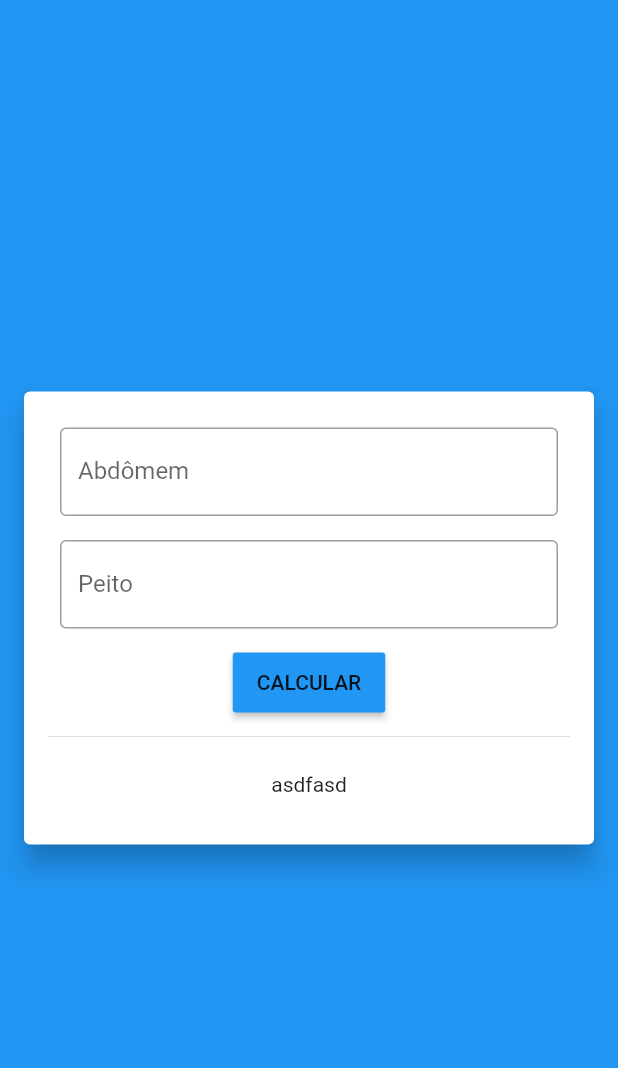
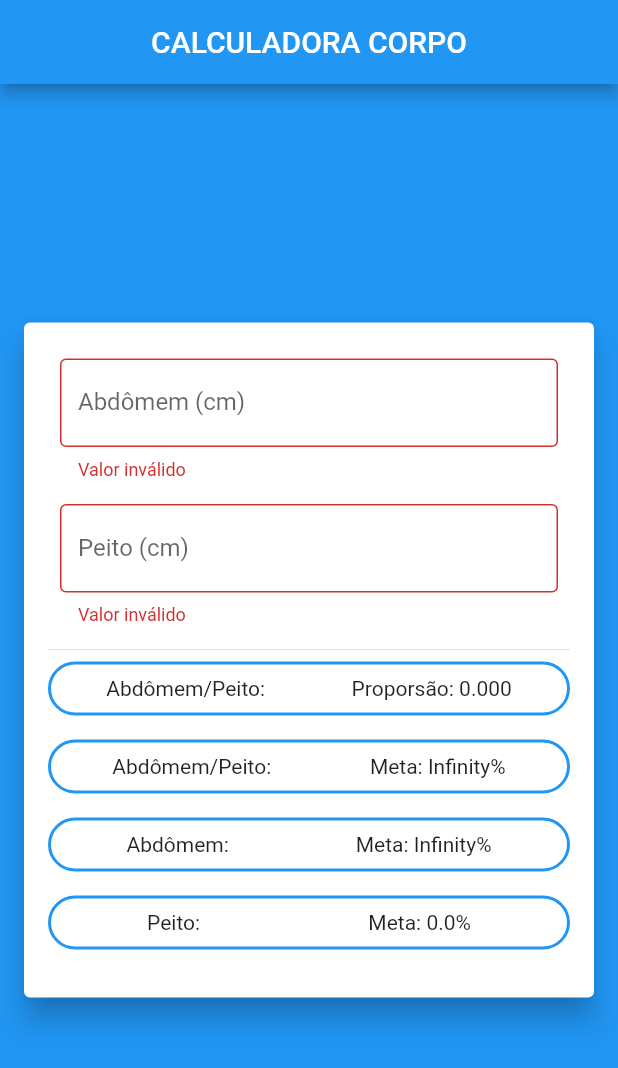
Before and after one commit to leandrorochaadm/meta_corpo, a Flutter app: the screen it shows after launch, on a phone screen of 412 x 824 dp. Shown: the top 1068 px of the screen. Run offline on Flutter 3.47's test engine with Material 2 defaults, Android fonts, the phone set to English and light mode, and no system bars; our stand-ins replace flutter_mobx, mobx; generated files the repository leaves out were written again.

Commit message:
calculando campos com mobx

```diff
--- /dev/null
+++ b/analysis_options.yaml
@@ -0,0 +1 @@
+include: package:lint/analysis_options_package.yaml
--- /dev/null
+++ b/lib/home/home_controller.dart
@@ -0,0 +1,95 @@
+import 'package:mobx/mobx.dart';
+part 'home_controller.g.dart';
+
+class HomeController = _HomeControllerBase with _$HomeController;
+
+abstract class _HomeControllerBase with Store {
+  final double meta_peito = 102.9;
+  final double meta_abdomem = 89.4;
+  final double meta_proporsao = 0.8;
+
+  @observable
+  double _abdomem = 0;
+
+  @action
+  void setAbdomem(String value) {
+    try {
+      _abdomem = double.parse(value);
+    } catch (e) {
+      _abdomem = 0;
+    }
+  }
+
+  @computed
+  bool get _abdomemIsValid {
+    if (_abdomem <= 0 || _abdomem > 200) {
+      return false;
+    }
+
+    return true;
+  }
+
+  String get abdomemError {
+    if (!_abdomemIsValid) {
+      return "Valor inválido";
+    }
+    return null;
+  }
+
+  @observable
+  double _peito = 0;
+
+  @action
+  void setPeito(String value) {
+    try {
+      _peito = double.parse(value);
+    } catch (e) {
+      _peito = 0;
+    }
+  }
+
+  @computed
+  bool get _peitoIsValid {
+    if (_peito <= 0 || _peito > 200) {
+      return false;
+    }
+    return true;
+  }
+
+  String get peitoError {
+    if (!_peitoIsValid) {
+      return "Valor inválido";
+    }
+    return null;
+  }
+
+  @computed
+  bool get isValid {
+    return _peitoIsValid && _abdomemIsValid;
+  }
+
+  @computed
+  double get _porporcao_abdomem_peito => isValid ? _abdomem / _peito : 0;
+
+  @computed
+  String get porporcao_abdomem_peito_string =>
+      "Proporsão: ${_porporcao_abdomem_peito.toStringAsFixed(3)}";
+
+  @computed
+  double get _meta_proporsao_calc =>
+      meta_proporsao / _porporcao_abdomem_peito * 100;
+
+  @computed
+  String get meta_proporsao_calc_string =>
+      "Meta: ${_meta_proporsao_calc.toStringAsFixed(1)}%";
+
+  @computed
+  String get meta_peito_calc_str {
+    return "Meta: ${(_peito / meta_peito * 100).toStringAsFixed(1)}%";
+  }
+
+  @computed
+  String get meta_abdomem_calc_str {
+    return "Meta: ${(meta_abdomem / _abdomem * 100).toStringAsFixed(1)}%";
+  }
+}
--- a/lib/home/home_page.dart
+++ b/lib/home/home_page.dart
@@ -1,16 +1,25 @@
 import 'package:flutter/material.dart';
+import 'package:flutter_mobx/flutter_mobx.dart';
+import 'package:meta_corpo/home/home_controller.dart';
 
 class HomePage extends StatelessWidget {
   const HomePage({Key key}) : super(key: key);
 
   @override
   Widget build(BuildContext context) {
+    final HomeController controller = HomeController();
+
     return Scaffold(
+      appBar: AppBar(
+        title: const Text("CALCULADORA CORPO"),
+        centerTitle: true,
+      ),
       body: Container(
         alignment: Alignment.center,
         child: SingleChildScrollView(
-          child: Card(
-            margin: EdgeInsets.all(16),
+          child: Observer(builder: (_) {
+            return Card(
+              margin: const EdgeInsets.all(16),
               elevation: 8,
               child: Padding(
                 padding: const EdgeInsets.all(16),
@@ -21,35 +30,102 @@ class HomePage extends StatelessWidget {
                       padding: const EdgeInsets.all(8.0),
                       child: TextField(
                         decoration: InputDecoration(
-                          border: OutlineInputBorder(), labelText: "Abdômem"),
+                            errorText: controller.abdomemError,
+                            border: const OutlineInputBorder(),
+                            labelText: "Abdômem (cm)"),
                         keyboardType: TextInputType.number,
+                        onChanged: controller.setAbdomem,
                       ),
                     ),
                     Padding(
                       padding: const EdgeInsets.all(8.0),
                       child: TextField(
+                        onChanged: controller.setPeito,
                         decoration: InputDecoration(
-                          border: OutlineInputBorder(), labelText: "Peito"),
+                            errorText: controller.peitoError,
+                            border: const OutlineInputBorder(),
+                            labelText: "Peito (cm)"),
                         keyboardType: TextInputType.number,
                       ),
                     ),
+                    const Divider(),
                     Container(
-                    margin: EdgeInsets.all(8),
-                    height: 40,
-                    child: RaisedButton(
-                      onPressed: () {},
-                      child: Text("CALCULAR"),
+                      margin: const EdgeInsets.only(bottom: 16),
+                      decoration: BoxDecoration(
+                          border: Border.all(
+                              width: 2, color: Theme.of(context).primaryColor),
+                          borderRadius:
+                              const BorderRadius.all(Radius.circular(20))),
+                      child: Padding(
+                        padding: const EdgeInsets.all(8),
+                        child: Row(
+                          mainAxisAlignment: MainAxisAlignment.spaceAround,
+                          children: [
+                            const Text("Abdômem/Peito:"),
+                            Text(controller.porporcao_abdomem_peito_string),
+                          ],
                         ),
                       ),
-                  Divider(),
-                  Padding(
-                    padding: EdgeInsets.symmetric(vertical: 16),
-                    child: Text("asdfasd"),
+                    ),
+                    Container(
+                      margin: const EdgeInsets.only(bottom: 16),
+                      decoration: BoxDecoration(
+                          border: Border.all(
+                              width: 2, color: Theme.of(context).primaryColor),
+                          borderRadius:
+                              const BorderRadius.all(Radius.circular(20))),
+                      child: Padding(
+                        padding: const EdgeInsets.all(8),
+                        child: Row(
+                          mainAxisAlignment: MainAxisAlignment.spaceAround,
+                          children: [
+                            const Text("Abdômem/Peito:"),
+                            Text(controller.meta_proporsao_calc_string),
+                          ],
+                        ),
+                      ),
+                    ),
+                    Container(
+                      margin: const EdgeInsets.only(bottom: 16),
+                      decoration: BoxDecoration(
+                          border: Border.all(
+                              width: 2, color: Theme.of(context).primaryColor),
+                          borderRadius:
+                              const BorderRadius.all(Radius.circular(20))),
+                      child: Padding(
+                        padding: const EdgeInsets.all(8),
+                        child: Row(
+                          mainAxisAlignment: MainAxisAlignment.spaceAround,
+                          children: [
+                            const Text("Abdômem:"),
+                            Text(controller.meta_abdomem_calc_str),
+                          ],
+                        ),
+                      ),
+                    ),
+                    Container(
+                      margin: const EdgeInsets.only(bottom: 16),
+                      decoration: BoxDecoration(
+                          border: Border.all(
+                              width: 2, color: Theme.of(context).primaryColor),
+                          borderRadius:
+                              const BorderRadius.all(Radius.circular(20))),
+                      child: Padding(
+                        padding: const EdgeInsets.all(8),
+                        child: Row(
+                          mainAxisAlignment: MainAxisAlignment.spaceAround,
+                          children: [
+                            const Text("Peito:"),
+                            Text(controller.meta_peito_calc_str),
+                          ],
+                        ),
+                      ),
                     )
                   ],
                 ),
               ),
-          ),
+            );
+          }),
         ),
       ),
     );
--- a/lib/main.dart
+++ b/lib/main.dart
@@ -16,10 +16,10 @@ class MyApp extends StatelessWidget {
         primaryColor: Colors.blue,
         scaffoldBackgroundColor: Colors.blue,
         buttonColor: Colors.blue,
-        textTheme: TextTheme(button: TextStyle(color: Colors.white)),
+        textTheme: const TextTheme(button: TextStyle(color: Colors.white)),
         visualDensity: VisualDensity.adaptivePlatformDensity,
       ),
-      home: HomePage(),
+      home: const HomePage(),
     );
   }
 }
--- a/pubspec.yaml
+++ b/pubspec.yaml
@@ -23,6 +23,9 @@ environment:
 dependencies:
   flutter:
     sdk: flutter
+  mobx: ^1.2.1+2
+  flutter_mobx: ^1.1.0+2
+
 
 
   # The following adds the Cupertino Icons font to your application.
@@ -32,6 +35,9 @@ dependencies:
 dev_dependencies:
   flutter_test:
     sdk: flutter
+  mobx_codegen: ^1.1.0+1
+  build_runner: ^1.10.0
+  lint: ^1.2.0
 
 # For information on the generic Dart part of this file, see the
 # following page: https://dart.dev/tools/pub/pubspec
```
Also changed, not shown: lib/home/home_controller.g.dart (added), pubspec.lock. Lines whose indentation alone changed are shown as unchanged.
